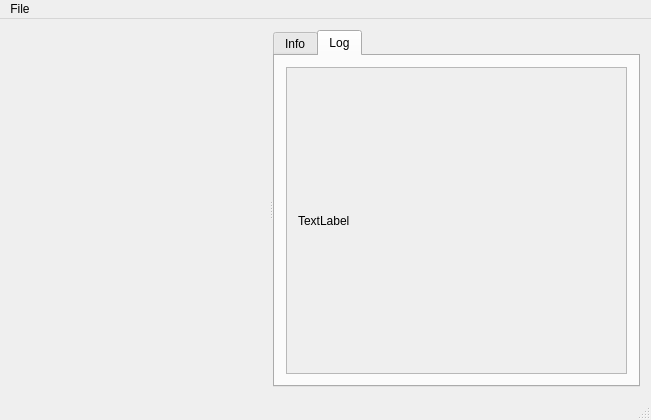
Qt form src/mainwindow.ui (tracer-sec/kaleidoscope) before a commit.
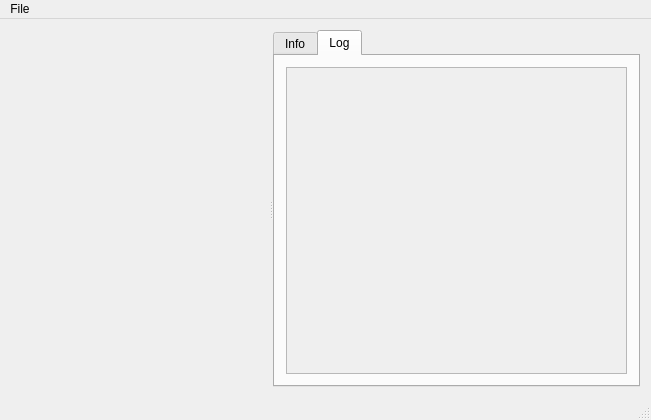
The same form after that commit. The open tabs and pages were chosen to show the change. Custom widgets are drawn as their Qt base class.

The edit to the form file:
```diff
--- a/src/mainwindow.ui
+++ b/src/mainwindow.ui
@@ -90,7 +90,10 @@
              <item>
               <widget class="QLabel" name="logLabel">
                <property name="text">
-                <string>TextLabel</string>
+                <string/>
+               </property>
+               <property name="textInteractionFlags">
+                <set>Qt::TextSelectableByMouse</set>
                </property>
               </widget>
              </item>
```
